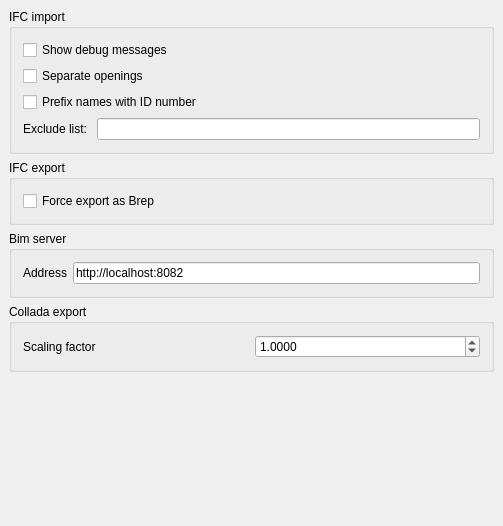
Before: the Qt Designer form src/Mod/Arch/Resources/ui/archprefs-import.ui in berndhahnebach/All_FreeCAD, drawn with Qt 5.
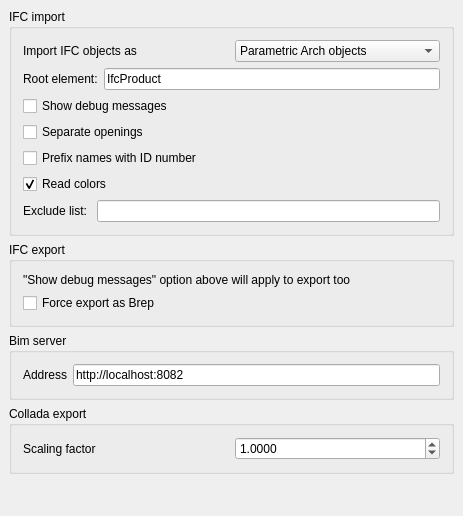
After: the same form once the commit is applied. Custom widgets are drawn as their Qt base class.

Commit message: Arch: Misc improvements for IFC workflow

Patch:
```diff
--- a/src/Mod/Arch/Resources/ui/archprefs-import.ui
+++ b/src/Mod/Arch/Resources/ui/archprefs-import.ui
@@ -6,8 +6,8 @@
    <rect>
     <x>0</x>
     <y>0</y>
-    <width>503</width>
-    <height>526</height>
+    <width>463</width>
+    <height>516</height>
    </rect>
   </property>
   <property name="windowTitle">
@@ -26,6 +26,77 @@
       <string>IFC import</string>
      </property>
      <layout class="QVBoxLayout" name="verticalLayout">
+      <item>
+       <layout class="QHBoxLayout" name="horizontalLayout_3">
+        <item>
+         <widget class="QLabel" name="label_5">
+          <property name="text">
+           <string>Import IFC objects as</string>
+          </property>
+         </widget>
+        </item>
+        <item>
+         <widget class="Gui::PrefComboBox" name="comboBox">
+          <property name="toolTip">
+           <string>Specifies what kind of objects will be created in FreeCAD</string>
+          </property>
+          <property name="prefEntry" stdset="0">
+           <cstring>ifcImportMode</cstring>
+          </property>
+          <property name="prefPath" stdset="0">
+           <cstring>Mod/Arch</cstring>
+          </property>
+          <item>
+           <property name="text">
+            <string>Parametric Arch objects</string>
+           </property>
+          </item>
+          <item>
+           <property name="text">
+            <string>Non-parametric Arch objects</string>
+           </property>
+          </item>
+          <item>
+           <property name="text">
+            <string>Simple Part shapes</string>
+           </property>
+          </item>
+          <item>
+           <property name="text">
+            <string>One compound per floor</string>
+           </property>
+          </item>
+         </widget>
+        </item>
+       </layout>
+      </item>
+      <item>
+       <layout class="QHBoxLayout" name="horizontalLayout_2">
+        <item>
+         <widget class="QLabel" name="label_2">
+          <property name="text">
+           <string>Root element:</string>
+          </property>
+         </widget>
+        </item>
+        <item>
+         <widget class="Gui::PrefLineEdit" name="lineEdit_2">
+          <property name="toolTip">
+           <string>Only subtypes of this element will be imported. Keep value as &quot;IfcProduct&quot; to import all building elements.</string>
+          </property>
+          <property name="text">
+           <string>IfcProduct</string>
+          </property>
+          <property name="prefEntry" stdset="0">
+           <cstring>ifcRootElement</cstring>
+          </property>
+          <property name="prefPath" stdset="0">
+           <cstring>Mod/Arch</cstring>
+          </property>
+         </widget>
+        </item>
+       </layout>
+      </item>
       <item>
        <layout class="QHBoxLayout" name="horizontalLayout_9">
         <item>
@@ -86,6 +157,29 @@
         </item>
        </layout>
       </item>
+      <item>
+       <layout class="QHBoxLayout" name="horizontalLayout_4">
+        <item>
+         <widget class="Gui::PrefCheckBox" name="checkBox_3">
+          <property name="toolTip">
+           <string>Check this to retrieve object colors.</string>
+          </property>
+          <property name="text">
+           <string>Read colors</string>
+          </property>
+          <property name="checked">
+           <bool>true</bool>
+          </property>
+          <property name="prefEntry" stdset="0">
+           <cstring>ifcReadColors</cstring>
+          </property>
+          <property name="prefPath" stdset="0">
+           <cstring>Mod/Arch</cstring>
+          </property>
+         </widget>
+        </item>
+       </layout>
+      </item>
       <item>
        <layout class="QHBoxLayout" name="horizontalLayout_13">
         <item>
@@ -125,6 +219,17 @@
       <string>IFC export</string>
      </property>
      <layout class="QVBoxLayout" name="verticalLayout_2">
+      <item>
+       <layout class="QHBoxLayout" name="horizontalLayout_5">
+        <item>
+         <widget class="QLabel" name="label_6">
+          <property name="text">
+           <string>&quot;Show debug messages&quot; option above will apply to export too</string>
+          </property>
+         </widget>
+        </item>
+       </layout>
+      </item>
       <item>
        <layout class="QHBoxLayout" name="horizontalLayout_6">
         <item>
@@ -250,6 +355,11 @@
    <extends>QCheckBox</extends>
    <header>Gui/PrefWidgets.h</header>
   </customwidget>
+  <customwidget>
+   <class>Gui::PrefComboBox</class>
+   <extends>QComboBox</extends>
+   <header>Gui/PrefWidgets.h</header>
+  </customwidget>
   <customwidget>
    <class>Gui::PrefLineEdit</class>
    <extends>QLineEdit</extends>
```
Left out of the diff: 2 changed lines with no effect on the pictures. The commit also changes 17 other files.
